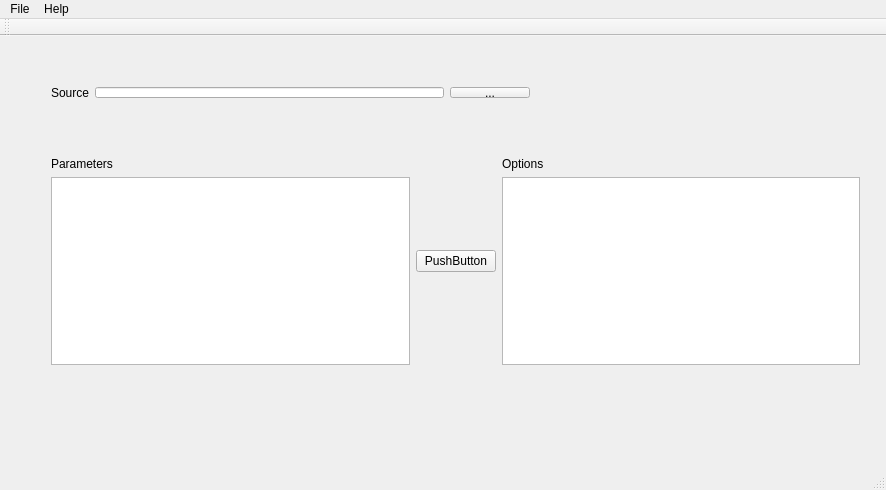
sanojsubran/utility_projects, file movd/mainwindow.ui: the form before one commit.
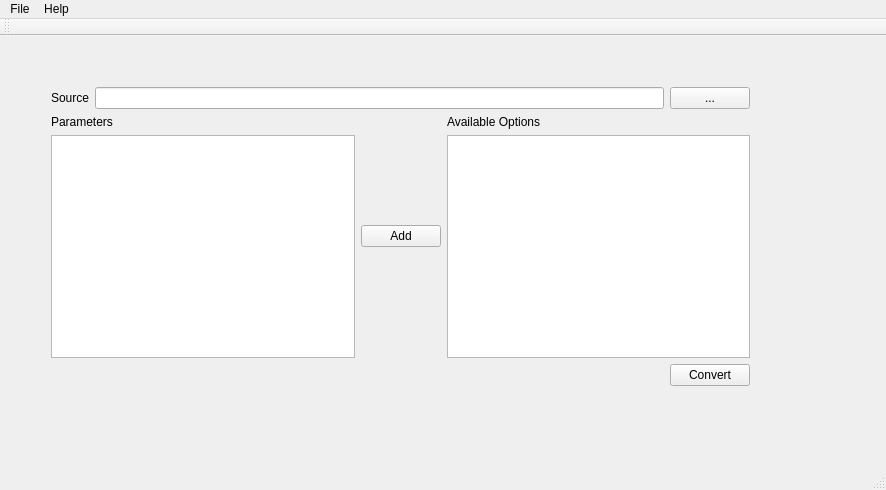
The form after the commit.

```diff
--- a/movd/mainwindow.ui
+++ b/movd/mainwindow.ui
@@ -19,10 +19,12 @@
      <rect>
       <x>40</x>
       <y>40</y>
-      <width>501</width>
-      <height>33</height>
+      <width>721</width>
+      <height>321</height>
      </rect>
     </property>
+    <layout class="QVBoxLayout" name="verticalLayout_3">
+     <item>
     <layout class="QHBoxLayout" name="horizontalLayout">
      <item>
       <widget class="QLabel" name="label">
@@ -42,16 +44,8 @@
       </widget>
      </item>
     </layout>
-   </widget>
-   <widget class="QWidget" name="">
-    <property name="geometry">
-     <rect>
-      <x>40</x>
-      <y>110</y>
-      <width>831</width>
-      <height>230</height>
-     </rect>
-    </property>
+     </item>
+     <item>
     <layout class="QHBoxLayout" name="horizontalLayout_2">
      <item>
       <layout class="QVBoxLayout" name="verticalLayout_2">
@@ -70,7 +64,7 @@
      <item>
       <widget class="QPushButton" name="pushButton_2">
        <property name="text">
-        <string>PushButton</string>
+          <string>Add</string>
        </property>
       </widget>
      </item>
@@ -79,12 +73,38 @@
        <item>
         <widget class="QLabel" name="label_3">
          <property name="text">
-          <string>Options</string>
+            <string>Available Options</string>
          </property>
         </widget>
        </item>
        <item>
         <widget class="QTableView" name="tableView_2"/>
+         </item>
+        </layout>
+       </item>
+      </layout>
+     </item>
+     <item>
+      <layout class="QHBoxLayout" name="horizontalLayout_3">
+       <item>
+        <spacer name="horizontalSpacer">
+         <property name="orientation">
+          <enum>Qt::Horizontal</enum>
+         </property>
+         <property name="sizeHint" stdset="0">
+          <size>
+           <width>40</width>
+           <height>20</height>
+          </size>
+         </property>
+        </spacer>
+       </item>
+       <item>
+        <widget class="QPushButton" name="pushButton_3">
+         <property name="text">
+          <string>Convert</string>
+         </property>
+        </widget>
        </item>
       </layout>
      </item>
```
Lines whose indentation alone changed are shown as unchanged.
